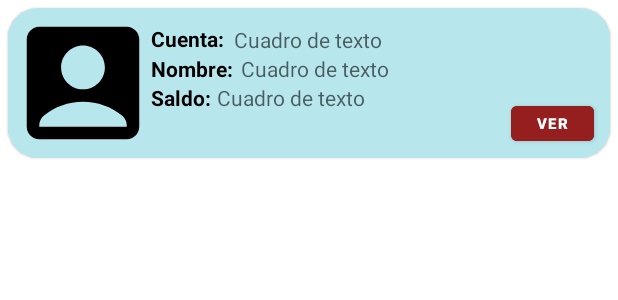
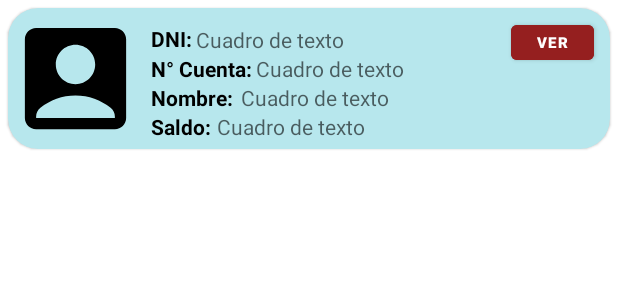
Before and after one commit to willianpandi/Crecer_mobile, an Android app: the layout item_cuentas.xml on its own in the app's theme, with its tools: preview values and no code run, on a phone screen of 412 x 824 dp. Shown: the top 300 px of the screen. Run offline under Robolectric (Android 15) with nearby library versions, the phone set to English and light mode, and no system bars.

Commit message:
Busqueda de cuentas completada

```diff
--- a/app/src/main/java/com/example/crecer_mobile/activity/ui/consultas/ConsultasFragment.java
+++ b/app/src/main/java/com/example/crecer_mobile/activity/ui/consultas/ConsultasFragment.java
@@ -61,14 +61,12 @@ public class ConsultasFragment extends Fragment {
         txtbuscar = (EditText) vista.findViewById(R.id.editTextNumber);
 
 
-        lista = new ArrayList<Cuenta>();
-
-
         //BTON buscar}
         btnbuscar.setOnClickListener(new View.OnClickListener() {
             @Override
             public void onClick(View view) {
                 if(!txtbuscar.getText().toString().isEmpty()) {
+                    lista = new ArrayList<Cuenta>();
                     buscarcuenta("https://computacionmovil2.000webhostapp.com/buscar_producto.php?id="+txtbuscar.getText().toString()+ " ");
                     txtbuscar.setText("");
                     txtbuscar.requestFocus();
@@ -87,12 +85,12 @@ public class ConsultasFragment extends Fragment {
 
     }
 
-    /////////////////////////////
+    ///////////// BUSCA CUENTA POR NUMERO DE CEDULA ////////////
     private void buscarcuenta(String URL){
         JsonArrayRequest jsonArrayRequest = new JsonArrayRequest(URL, new Response.Listener<JSONArray>() {
             @Override
             public void onResponse(JSONArray response) {
-
+                Cuenta cuenta;
                for (int i=0; i < response.length();i++){
                     JSONObject jsonObject = null;
                     try {
@@ -147,6 +145,7 @@ public class ConsultasFragment extends Fragment {
 
 
     ///////////////////// MUESTRA TODAS LAS CUENTAS /////////////////////////////////////
+    /*
     private void mostrarcuentas(String URL) {
         StringRequest stringRequest = new StringRequest(Request.Method.GET, URL, new Response.Listener<String>() {
             @Override
@@ -177,6 +176,6 @@ public class ConsultasFragment extends Fragment {
             }
         });
         Volley.newRequestQueue(getActivity()).add(stringRequest);
-    }
+    }*/
 
 }
--- a/app/src/main/java/com/example/crecer_mobile/adapter/AdapterCuentas.java
+++ b/app/src/main/java/com/example/crecer_mobile/adapter/AdapterCuentas.java
@@ -33,6 +33,7 @@ public class AdapterCuentas extends RecyclerView.Adapter<AdapterCuentas.ViewHold
     //Aqui se debe de asignar la interfaz grafica y el buscador
     @Override
     public void onBindViewHolder(@NonNull AdapterCuentas.ViewHolderCuentas holder, int position) {
+        holder.dni.setText(String.valueOf(ListaCuentas.get(position).getN_cuenta()));
         holder.cuenta.setText(String.valueOf(ListaCuentas.get(position).getId()));
         holder.nombre.setText(ListaCuentas.get(position).getNombre());
         holder.saldo.setText(String.valueOf(ListaCuentas.get(position).getSaldo()));
@@ -47,10 +48,11 @@ public class AdapterCuentas extends RecyclerView.Adapter<AdapterCuentas.ViewHold
     public class ViewHolderCuentas extends RecyclerView.ViewHolder {
 
         //variables locales
-        TextView cuenta, nombre, saldo;
+        TextView dni, cuenta, nombre, saldo;
         Button btndetalle;
         public ViewHolderCuentas(@NonNull View itemView) {
             super(itemView);
+            dni = (TextView) itemView.findViewById(R.id.n_dni);
             cuenta = (TextView) itemView.findViewById(R.id.n_cuenta);
             nombre = (TextView) itemView.findViewById(R.id.n_nombre);
             saldo = (TextView) itemView.findViewById(R.id.n_saldo);
--- a/app/src/main/res/layout/item_cuentas.xml
+++ b/app/src/main/res/layout/item_cuentas.xml
@@ -15,34 +15,54 @@
 
         <ImageView
             android:id="@+id/imgCuenta"
-            android:layout_width="100dp"
-            android:layout_height="100dp"
+            android:layout_width="90dp"
+            android:layout_height="90dp"
             android:layout_gravity="center_vertical"
             android:src="@drawable/ic_cuenta" />
 
         <RelativeLayout
             android:layout_width="match_parent"
-            android:layout_height="100dp"
+            android:layout_height="wrap_content"
             android:layout_marginLeft="90dp"
             android:layout_gravity="end"
             android:padding="5dp">
 
             <TextView
-                android:id="@+id/cuenta"
+                android:id="@+id/dni"
                 android:layout_width="wrap_content"
                 android:layout_height="wrap_content"
                 android:layout_marginTop="5dp"
-                android:text="Cuenta:"
+                android:text="DNI:"
+                android:textColor="#000"
+                android:textSize="14dp"
+                android:textStyle="bold" />
+
+            <TextView
+                android:id="@+id/n_dni"
+                android:layout_width="wrap_content"
+                android:layout_height="wrap_content"
+                android:layout_marginLeft="30dp"
+                android:layout_marginTop="6dp"
+                android:hint="Cuadro de texto"
+                android:textColor="#000"
+                android:textSize="14dp" />
+
+            <TextView
+                android:id="@+id/cuenta"
+                android:layout_below="@+id/n_dni"
+                android:layout_width="wrap_content"
+                android:layout_height="wrap_content"
+                android:text="N° Cuenta:"
                 android:textColor="#000"
                 android:textSize="14dp"
                 android:textStyle="bold" />
 
             <TextView
                 android:id="@+id/n_cuenta"
+                android:layout_below="@+id/n_dni"
                 android:layout_width="wrap_content"
                 android:layout_height="wrap_content"
-                android:layout_marginLeft="55dp"
-                android:layout_marginTop="6dp"
+                android:layout_marginLeft="70dp"
                 android:hint="Cuadro de texto"
                 android:textColor="#000"
                 android:textSize="14dp" />
@@ -94,9 +114,9 @@
                 android:layout_width="55dp"
                 android:layout_height="35dp"
                 android:layout_alignParentRight="true"
-                android:layout_alignParentBottom="true"
+                android:layout_alignParentTop="true"
                 android:layout_marginRight="5dp"
-                android:layout_marginBottom="0dp"
+                android:layout_marginTop="0dp"
                 android:backgroundTint="#951F1F"
                 android:text="Ver"
                 android:textColor="#fff"
```
